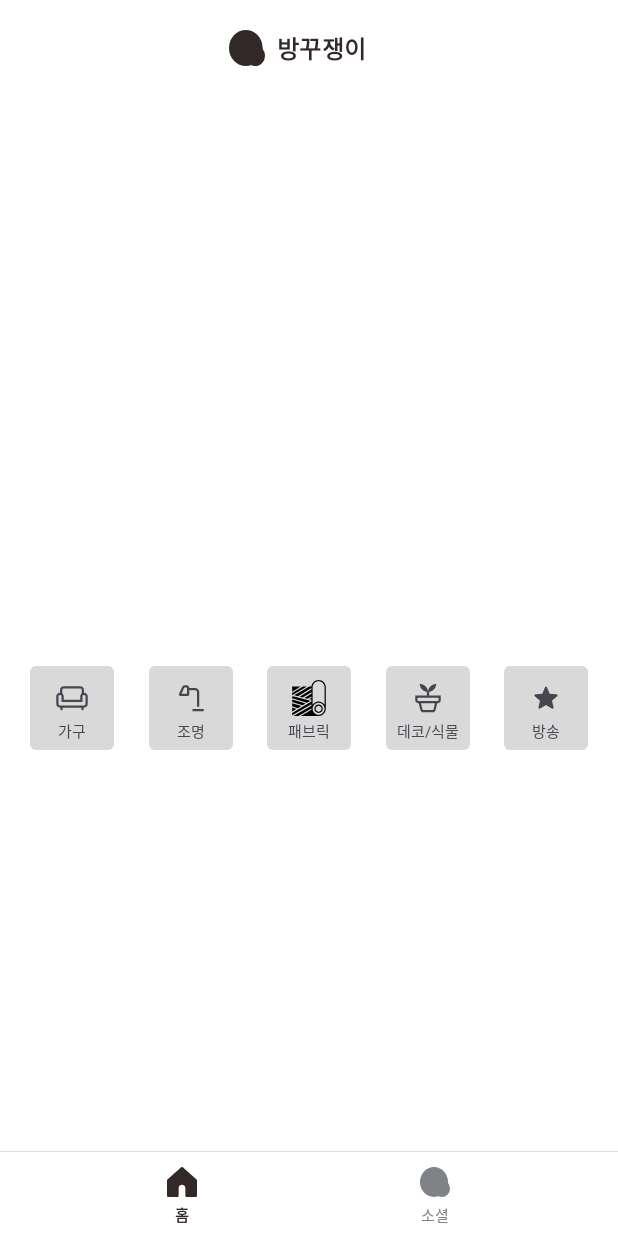
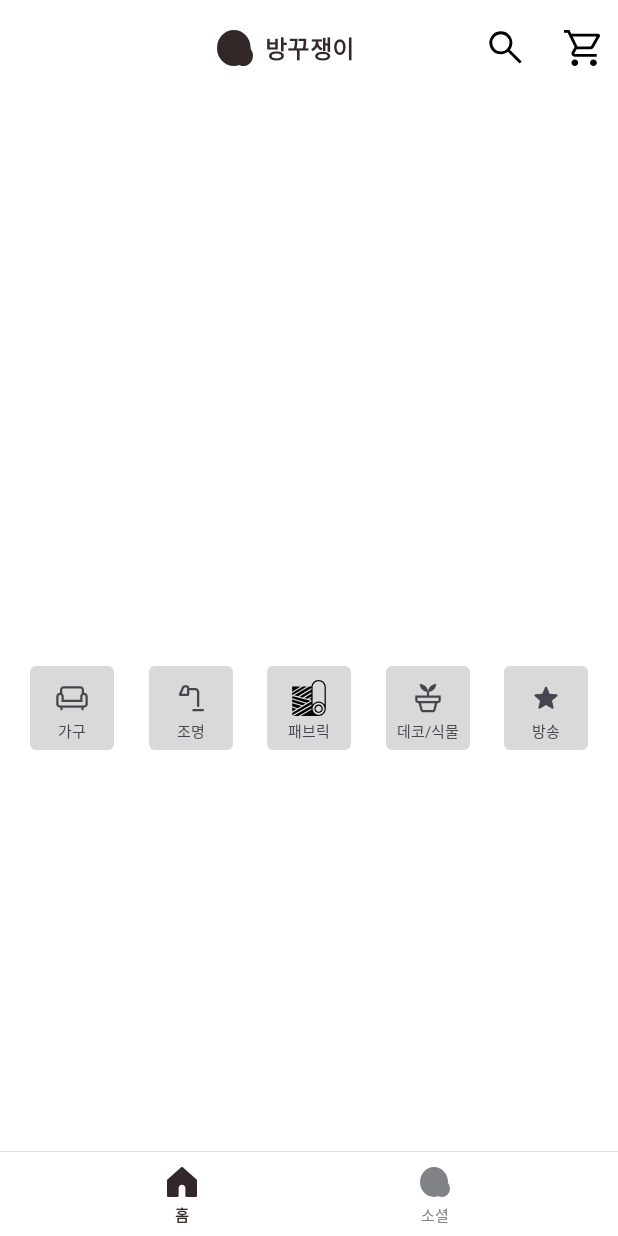
Before and after one commit to skgmlwls/BangKkuJaengI-Android, an Android app: the screen it shows after launch (CustomerActivity), on a phone screen of 412 x 824 dp. Run offline under Robolectric (Android 15) with nearby library versions, the phone set to English and light mode, and no system bars; our stand-ins replace Dagger/Hilt's generated code, Firebase (no records; nobody signed in at launch, a user with empty details on screens opened directly).

Commit message:
Design: 툴바 메뉴 추가

```diff
--- /dev/null
+++ b/app/src/main/res/drawable/ic_cart.xml
@@ -0,0 +1,9 @@
+<vector xmlns:android="http://schemas.android.com/apk/res/android"
+    android:width="24dp"
+    android:height="24dp"
+    android:viewportWidth="24"
+    android:viewportHeight="24">
+  <path
+      android:pathData="M7.228,24C6.607,24 6.079,23.788 5.643,23.365C5.208,22.942 4.991,22.429 4.991,21.825C4.991,21.221 5.208,20.707 5.643,20.284C6.079,19.861 6.607,19.649 7.228,19.649C7.849,19.649 8.377,19.861 8.812,20.284C9.247,20.707 9.465,21.221 9.465,21.825C9.465,22.429 9.247,22.942 8.812,23.365C8.377,23.788 7.849,24 7.228,24ZM19.618,24C18.997,24 18.469,23.788 18.034,23.365C17.599,22.942 17.381,22.429 17.381,21.825C17.381,21.221 17.599,20.707 18.034,20.284C18.469,19.861 18.997,19.649 19.618,19.649C20.24,19.649 20.768,19.861 21.203,20.284C21.638,20.707 21.855,21.221 21.855,21.825C21.855,22.429 21.638,22.942 21.203,23.365C20.768,23.788 20.24,24 19.618,24ZM5.772,4.351L9.013,10.948H17.728C17.802,10.948 17.867,10.93 17.925,10.894C17.982,10.859 18.031,10.809 18.072,10.745L21.501,4.685C21.551,4.598 21.555,4.52 21.514,4.452C21.473,4.384 21.403,4.351 21.305,4.351H5.772ZM4.853,2.486H22.603C23.126,2.486 23.521,2.702 23.789,3.135C24.057,3.568 24.07,4.01 23.827,4.461L19.731,11.675C19.522,12.033 19.244,12.313 18.899,12.513C18.554,12.713 18.176,12.813 17.765,12.813H8.437L6.957,15.442C6.892,15.538 6.89,15.641 6.951,15.753C7.013,15.865 7.105,15.92 7.228,15.92H21.855V17.785H7.228C6.375,17.785 5.735,17.427 5.307,16.713C4.878,15.998 4.863,15.284 5.261,14.572L7.085,11.383L2.434,1.865H0V0H3.639L4.853,2.486Z"
+      android:fillColor="#000000"/>
+</vector>
--- /dev/null
+++ b/app/src/main/res/drawable/ic_search.xml
@@ -0,0 +1,10 @@
+<vector xmlns:android="http://schemas.android.com/apk/res/android"
+    android:width="30dp"
+    android:height="30dp"
+    android:viewportWidth="960"
+    android:viewportHeight="960"
+    android:tint="@color/black">
+  <path
+      android:fillColor="@android:color/white"
+      android:pathData="M781.69,823.08L530.46,571.84Q500.46,596.61 461.46,610.61Q422.46,624.61 380.77,624.61Q278.22,624.61 207.19,553.6Q136.16,482.59 136.16,380.06Q136.16,277.54 207.17,206.46Q278.18,135.39 380.71,135.39Q483.23,135.39 554.31,206.42Q625.38,277.45 625.38,380Q625.38,422.85 611,461.85Q596.61,500.85 572.61,529.69L823.84,780.92L781.69,823.08ZM380.77,564.62Q458.08,564.62 511.73,510.96Q565.39,457.31 565.39,380Q565.39,302.69 511.73,249.04Q458.08,195.38 380.77,195.38Q303.46,195.38 249.81,249.04Q196.15,302.69 196.15,380Q196.15,457.31 249.81,510.96Q303.46,564.62 380.77,564.62Z"/>
+</vector>
--- a/app/src/main/res/layout/fragment_home.xml
+++ b/app/src/main/res/layout/fragment_home.xml
@@ -10,11 +10,8 @@
         android:layout_height="?attr/actionBarSize"
         app:layout_constraintEnd_toEndOf="parent"
         app:layout_constraintStart_toStartOf="parent"
-        app:layout_constraintTop_toTopOf="parent">
-
-        <androidx.constraintlayout.widget.ConstraintLayout
-            android:layout_width="match_parent"
-            android:layout_height="wrap_content">
+        app:layout_constraintTop_toTopOf="parent"
+        app:menu="@menu/home_toolbar_menu"/>
 
     <ImageView
         android:id="@+id/iv_toolbar_home_icon"
@@ -32,14 +29,10 @@
         android:layout_width="wrap_content"
         android:layout_height="wrap_content"
         android:text="@string/app_name"
-                app:layout_constraintBottom_toBottomOf="parent"
+        android:layout_marginTop="20dp"
         app:layout_constraintEnd_toEndOf="parent"
         app:layout_constraintStart_toStartOf="parent"
         app:layout_constraintTop_toTopOf="parent" />
-
-        </androidx.constraintlayout.widget.ConstraintLayout>
-
-    </com.google.android.material.appbar.MaterialToolbar>
 
     <androidx.viewpager2.widget.ViewPager2
         android:id="@+id/viewPager_carousel"
--- /dev/null
+++ b/app/src/main/res/menu/home_toolbar_menu.xml
@@ -0,0 +1,15 @@
+<?xml version="1.0" encoding="utf-8"?>
+<menu xmlns:android="http://schemas.android.com/apk/res/android"
+    xmlns:app="http://schemas.android.com/apk/res-auto">
+    <item
+        android:id="@+id/menu_search"
+        android:icon="@drawable/ic_search"
+        android:title="검색"
+        app:showAsAction="always" />
+
+    <item
+        android:id="@+id/menu_cart"
+        android:icon="@drawable/ic_cart"
+        android:title="장바구니"
+        app:showAsAction="always" />
+</menu>
```
Lines whose indentation alone changed are shown as unchanged.
